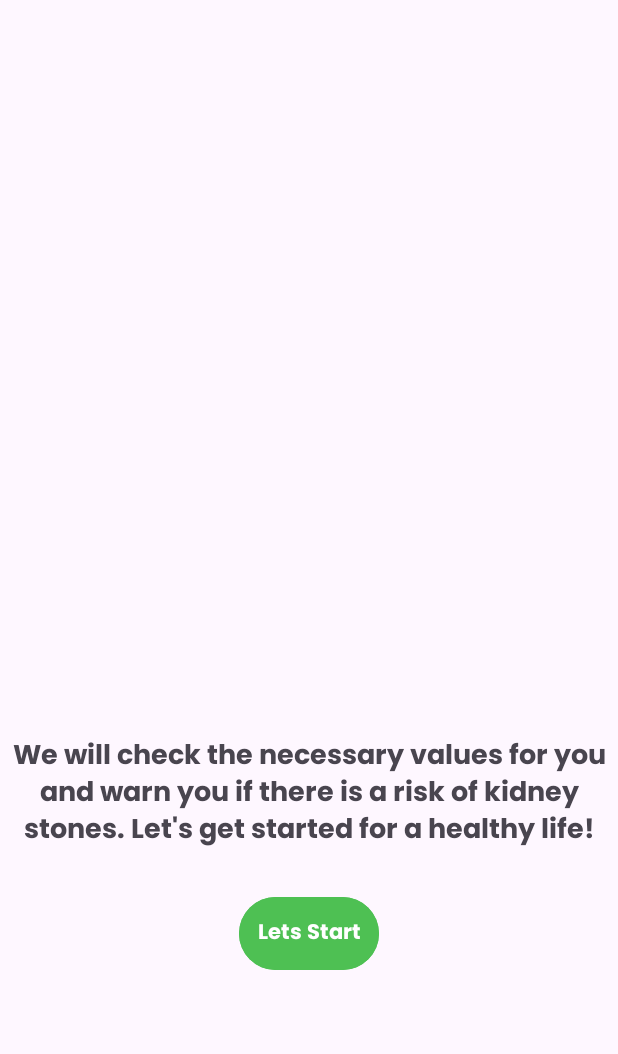
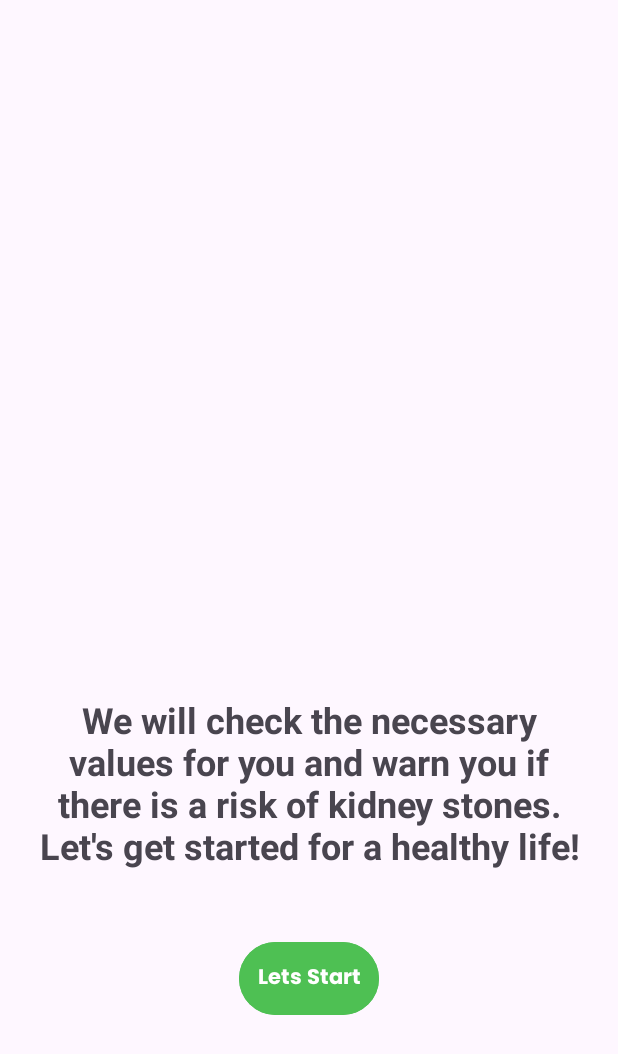
Before and after one commit to baranselklnc/KidneyStone, an Android app: the fragment CtaFragment shown on its own in the app's theme, on a phone screen of 412 x 824 dp. Shown: the top 1054 px of the screen. Run offline under Robolectric (Android 15) with nearby library versions, the phone set to English and light mode, and no system bars; 1 statement that could not run was skipped.

Commit message:
fontstyle deprecated

```diff
--- a/app/src/main/res/layout/fragment_cta.xml
+++ b/app/src/main/res/layout/fragment_cta.xml
@@ -17,9 +17,10 @@
     <TextView
         android:layout_width="wrap_content"
         android:layout_height="wrap_content"
-        android:fontFamily="@font/poppins_bold"
-        android:textSize="18sp"
+        android:layout_margin="20dp"
+        android:textSize="24sp"
         android:gravity="center"
+        android:textStyle="bold"
         android:layout_marginTop="16dp"
         android:text="@string/cta_text" />
 
```
